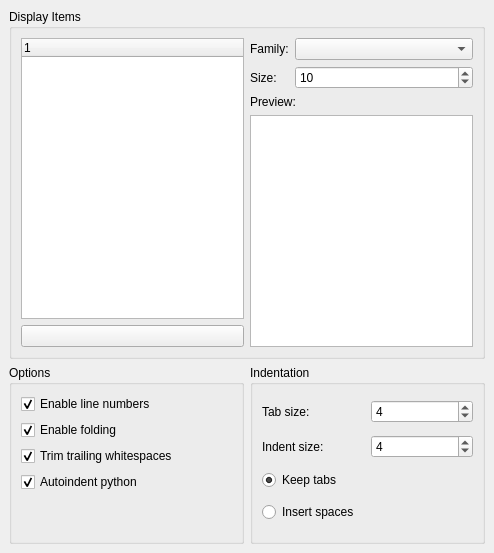
Before: the Qt Designer form src/Gui/DlgEditor.ui in ferranpujolcamins/FreeCAD, drawn with Qt 5.
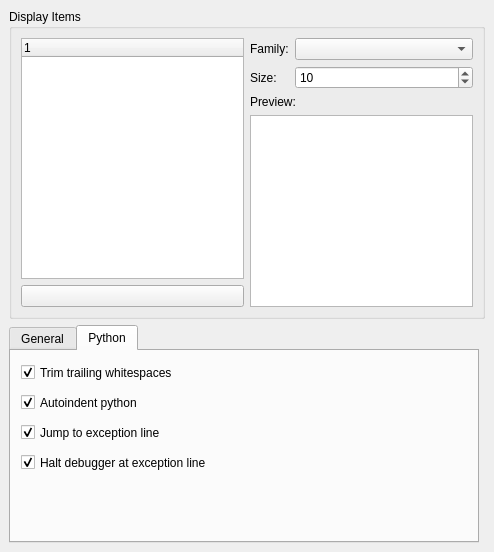
After: the same form once the commit is applied. Custom widgets are drawn as their Qt base class.

Commit message: Make debugger track exceptions so we can view them in editor and halt debugger on exceptions

```diff
--- a/src/Gui/DlgEditor.ui
+++ b/src/Gui/DlgEditor.ui
@@ -7,7 +7,7 @@
     <x>0</x>
     <y>0</y>
     <width>494</width>
-    <height>553</height>
+    <height>552</height>
    </rect>
   </property>
   <property name="windowTitle">
@@ -30,7 +30,23 @@
     <number>6</number>
    </property>
    <item row="1" column="0">
+    <widget class="QTabWidget" name="tabWidget">
+     <property name="currentIndex">
+      <number>1</number>
+     </property>
+     <widget class="QWidget" name="tabGeneral">
+      <attribute name="title">
+       <string>General</string>
+      </attribute>
     <widget class="QGroupBox" name="GroupBox2">
+       <property name="geometry">
+        <rect>
+         <x>0</x>
+         <y>0</y>
+         <width>221</width>
+         <height>160</height>
+        </rect>
+       </property>
      <property name="title">
       <string>Options</string>
      </property>
@@ -85,44 +101,6 @@
         </property>
        </widget>
       </item>
-      <item>
-       <widget class="Gui::PrefCheckBox" name="EnableTrimTrailingWhitespaces">
-        <property name="focusPolicy">
-         <enum>Qt::TabFocus</enum>
-        </property>
-        <property name="text">
-         <string>Trim trailing whitespaces</string>
-        </property>
-        <property name="checked">
-         <bool>true</bool>
-        </property>
-        <property name="prefEntry" stdset="0">
-         <cstring>EnableTrimTrailingWhitespaces</cstring>
-        </property>
-        <property name="prefPath" stdset="0">
-         <cstring>Editor</cstring>
-        </property>
-       </widget>
-      </item>
-      <item>
-       <widget class="Gui::PrefCheckBox" name="EnableAutoIndent">
-        <property name="focusPolicy">
-         <enum>Qt::TabFocus</enum>
-        </property>
-        <property name="text">
-         <string>Autoindent python</string>
-        </property>
-        <property name="checked">
-         <bool>true</bool>
-        </property>
-        <property name="prefEntry" stdset="0">
-         <cstring>EnableAutoIndent</cstring>
-        </property>
-        <property name="prefPath" stdset="0">
-         <cstring>Editor</cstring>
-        </property>
-       </widget>
-      </item>
       <item>
        <spacer>
         <property name="orientation">
@@ -141,9 +119,15 @@
       </item>
      </layout>
     </widget>
-   </item>
-   <item row="1" column="1">
     <widget class="QGroupBox" name="groupBoxIndent">
+       <property name="geometry">
+        <rect>
+         <x>230</x>
+         <y>0</y>
+         <width>231</width>
+         <height>160</height>
+        </rect>
+       </property>
      <property name="title">
       <string>Indentation</string>
      </property>
@@ -232,7 +216,121 @@
         </property>
        </widget>
       </item>
-     </layout>
+        <item row="0" column="0">
+         <widget class="QLabel" name="textLabel1">
+          <property name="text">
+           <string>Tab size:</string>
+          </property>
+         </widget>
+        </item>
+       </layout>
+      </widget>
+     </widget>
+     <widget class="QWidget" name="tabPython">
+      <attribute name="title">
+       <string>Python</string>
+      </attribute>
+      <widget class="Gui::PrefCheckBox" name="EnableAutoIndent">
+       <property name="geometry">
+        <rect>
+         <x>10</x>
+         <y>40</y>
+         <width>191</width>
+         <height>23</height>
+        </rect>
+       </property>
+       <property name="focusPolicy">
+        <enum>Qt::TabFocus</enum>
+       </property>
+       <property name="text">
+        <string>Autoindent python</string>
+       </property>
+       <property name="checked">
+        <bool>true</bool>
+       </property>
+       <property name="prefEntry" stdset="0">
+        <cstring>EnableAutoIndent</cstring>
+       </property>
+       <property name="prefPath" stdset="0">
+        <cstring>Editor</cstring>
+       </property>
+      </widget>
+      <widget class="Gui::PrefCheckBox" name="EnableTrimTrailingWhitespaces">
+       <property name="geometry">
+        <rect>
+         <x>10</x>
+         <y>10</y>
+         <width>470</width>
+         <height>23</height>
+        </rect>
+       </property>
+       <property name="focusPolicy">
+        <enum>Qt::TabFocus</enum>
+       </property>
+       <property name="text">
+        <string>Trim trailing whitespaces</string>
+       </property>
+       <property name="checked">
+        <bool>true</bool>
+       </property>
+       <property name="prefEntry" stdset="0">
+        <cstring>EnableTrimTrailingWhitespaces</cstring>
+       </property>
+       <property name="prefPath" stdset="0">
+        <cstring>Editor</cstring>
+       </property>
+      </widget>
+      <widget class="Gui::PrefCheckBox" name="EnableScrollToExceptionLine">
+       <property name="geometry">
+        <rect>
+         <x>10</x>
+         <y>70</y>
+         <width>191</width>
+         <height>23</height>
+        </rect>
+       </property>
+       <property name="focusPolicy">
+        <enum>Qt::TabFocus</enum>
+       </property>
+       <property name="text">
+        <string>Jump to exception line</string>
+       </property>
+       <property name="checked">
+        <bool>true</bool>
+       </property>
+       <property name="prefEntry" stdset="0">
+        <cstring>EnableAutoIndent</cstring>
+       </property>
+       <property name="prefPath" stdset="0">
+        <cstring>Editor</cstring>
+       </property>
+      </widget>
+      <widget class="Gui::PrefCheckBox" name="EnableHaltDebuggerOnExceptions">
+       <property name="geometry">
+        <rect>
+         <x>10</x>
+         <y>100</y>
+         <width>241</width>
+         <height>23</height>
+        </rect>
+       </property>
+       <property name="focusPolicy">
+        <enum>Qt::TabFocus</enum>
+       </property>
+       <property name="text">
+        <string>Halt debugger at exception line</string>
+       </property>
+       <property name="checked">
+        <bool>true</bool>
+       </property>
+       <property name="prefEntry" stdset="0">
+        <cstring>EnableAutoIndent</cstring>
+       </property>
+       <property name="prefPath" stdset="0">
+        <cstring>Editor</cstring>
+       </property>
+      </widget>
+     </widget>
     </widget>
    </item>
    <item row="0" column="0" colspan="2">
```
Left out of the diff: 9 changed lines with no effect on the pictures. Lines whose indentation alone changed are shown as unchanged. The commit also changes 17 other files.
